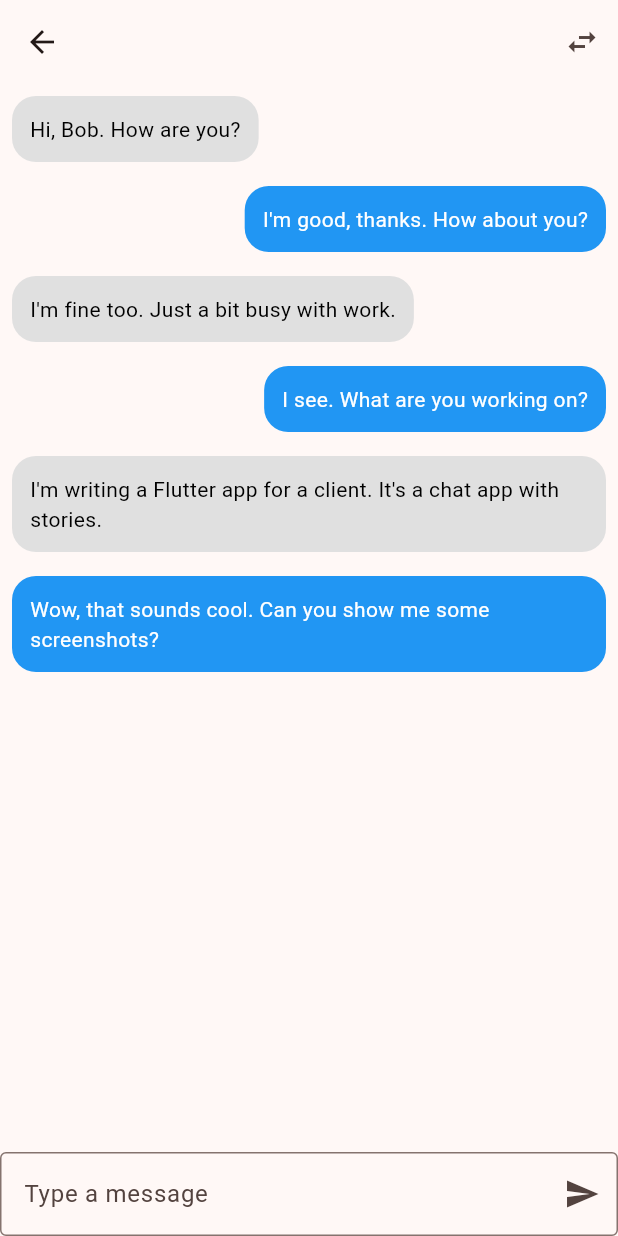
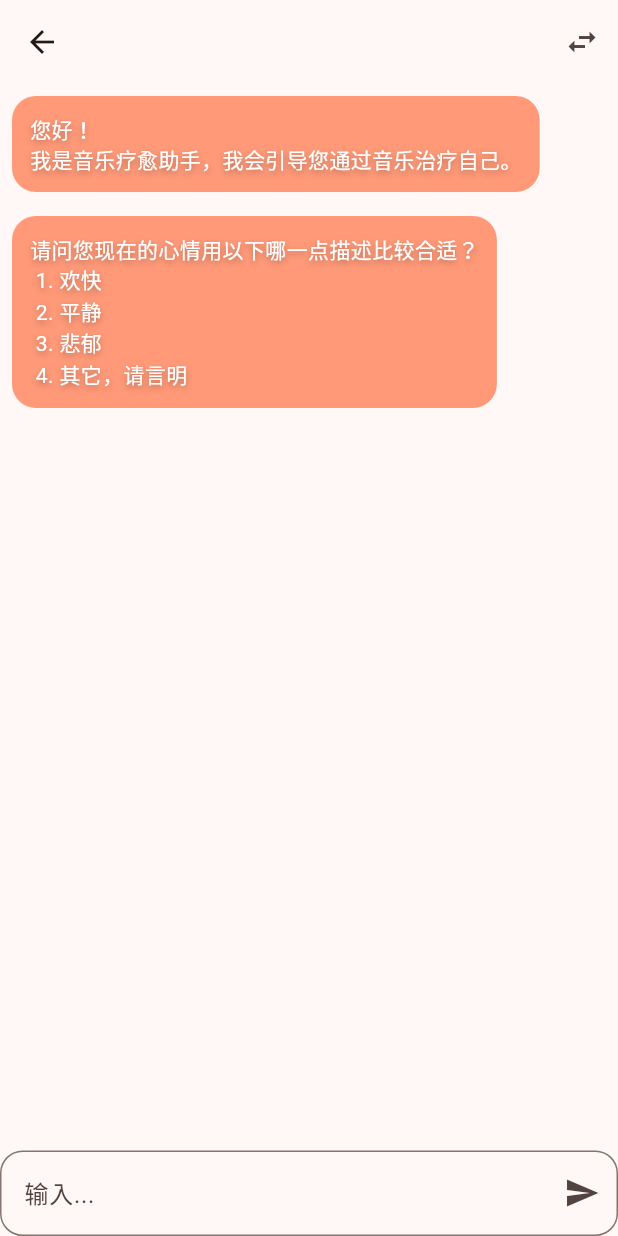
Before and after one commit to Wanli-Go/AIM_Artificial-Intelligence-for-Music, a Flutter app: the DialogPage screen opened directly, on a phone screen of 412 x 824 dp. Run offline on Flutter 3.47's test engine with Material 3 defaults, Android fonts, the light colour scheme and no system bars; our stand-ins replace audioplayers, flutter_neumorphic_plus, motion_tab_bar, palette_generator, percent_indicator; missing offline and left inert: particles_flutter; Roboto replaces fonts that are missing (StarRail).

Commit message:
chat scaffold built

```diff
--- a/lib/main/view/DialogPage.dart
+++ b/lib/main/view/DialogPage.dart
@@ -1,4 +1,6 @@
 import 'package:flutter/material.dart';
+import 'package:flutter_neumorphic_plus/flutter_neumorphic.dart';
+import 'package:music_therapy/app_theme.dart';
 
 // 定义一个最近播放页面的组件，继承自 StatefulWidget
 class DialogPage extends StatefulWidget {
@@ -8,38 +10,30 @@ class DialogPage extends StatefulWidget {
   _DialogPageState createState() => _DialogPageState();
 }
 
+// A class to represent a message
+class _Message {
+  final String sender;
+  final String text;
+  final bool isCurrentUser;
+
+  _Message({
+    required this.sender,
+    this.text = '',
+    required this.isCurrentUser,
+  });
+}
+
 class _DialogPageState extends State<DialogPage> {
-  List<Message> messages = [
-    Message(
-      sender: 'Alice',
-      text: 'Hi, Bob. How are you?',
+  List<_Message> messages = [
+    _Message(
+      sender: 'Assistant',
+      text: '您好！\n我是音乐疗愈助手，我会引导您通过音乐治疗自己。',
       isCurrentUser: false,
     ),
-    Message(
-      sender: 'Bob',
-      text: 'I\'m good, thanks. How about you?',
-      isCurrentUser: true,
-    ),
-    Message(
-      sender: 'Alice',
-      text: 'I\'m fine too. Just a bit busy with work.',
+    _Message(
+      sender: 'Assistant',
+      text: '请问您现在的心情用以下哪一点描述比较合适？\n 1. 欢快 \n 2. 平静 \n 3. 悲郁 \n 4. 其它，请言明',
       isCurrentUser: false,
-    ),
-    Message(
-      sender: 'Bob',
-      text: 'I see. What are you working on?',
-      isCurrentUser: true,
-    ),
-    Message(
-      sender: 'Alice',
-      text:
-          'I\'m writing a Flutter app for a client. It\'s a chat app with stories.',
-      isCurrentUser: false,
-    ),
-    Message(
-      sender: 'Bob',
-      text: 'Wow, that sounds cool. Can you show me some screenshots?',
-      isCurrentUser: true,
     ),
   ];
 
@@ -74,8 +68,10 @@ class _DialogPageState extends State<DialogPage> {
           ),
           TextField(
             decoration: InputDecoration(
-              hintText: 'Type a message',
-              border: const OutlineInputBorder(),
+              hintText: '输入...',
+              border: OutlineInputBorder(
+                borderRadius: BorderRadius.circular(15),
+              ),
               suffixIcon: IconButton(
                 icon: const Icon(Icons.send),
                 onPressed: () {
@@ -90,22 +86,9 @@ class _DialogPageState extends State<DialogPage> {
   }
 }
 
-// A class to represent a message
-class Message {
-  final String sender;
-  final String text;
-  final bool isCurrentUser;
-
-  Message({
-    required this.sender,
-    this.text = '',
-    required this.isCurrentUser,
-  });
-}
-
 // A widget to display a chat bubble
 class ChatBubble extends StatelessWidget {
-  final Message message;
+  final _Message message;
 
   const ChatBubble({Key? key, required this.message}) : super(key: key);
 
@@ -114,7 +97,7 @@ class ChatBubble extends StatelessWidget {
     // Determine the alignment and color of the chat bubble
     Alignment alignment =
         message.isCurrentUser ? Alignment.centerRight : Alignment.centerLeft;
-    Color color = message.isCurrentUser ? Colors.blue : Colors.grey[300]!;
+    Color color = message.isCurrentUser ? Colors.grey[200]! : mainTheme.withOpacity(0.7);
 
     return Align(
       alignment: alignment,
@@ -138,7 +121,12 @@ class ChatBubble extends StatelessWidget {
                     message.text,
                     style: TextStyle(
                       color:
-                          message.isCurrentUser ? Colors.white : Colors.black,
+                          message.isCurrentUser ? Colors.black : Colors.white,
+                          shadows: [Shadow(
+                            color: Colors.black.withOpacity(0.3),
+                            blurRadius: 5,
+                            offset: Offset(0, 2),
+                          )]
                     ),
                   ),
               ],
--- a/lib/main/view/main_scaffold.dart
+++ b/lib/main/view/main_scaffold.dart
@@ -176,7 +176,7 @@ class _ScaffoldPageState extends State<ScaffoldPage>
 
   Widget _dialogBuilder(BuildContext context) {
     return AlertDialog(
-      title: Text('与音乐疗愈助手对话\n获得你想要的音乐 🎵',style: TextStyle(fontSize: 15, color: mainTheme), textAlign: TextAlign.center,),
+      title: Text('与疗愈助手对话\n获取你想要的音乐。🎵',style: TextStyle(fontSize: 15, color: Colors.black54), textAlign: TextAlign.center,),
       content: DialogPage(),
       shadowColor: mainTheme,
       surfaceTintColor: Colors.white,
```
